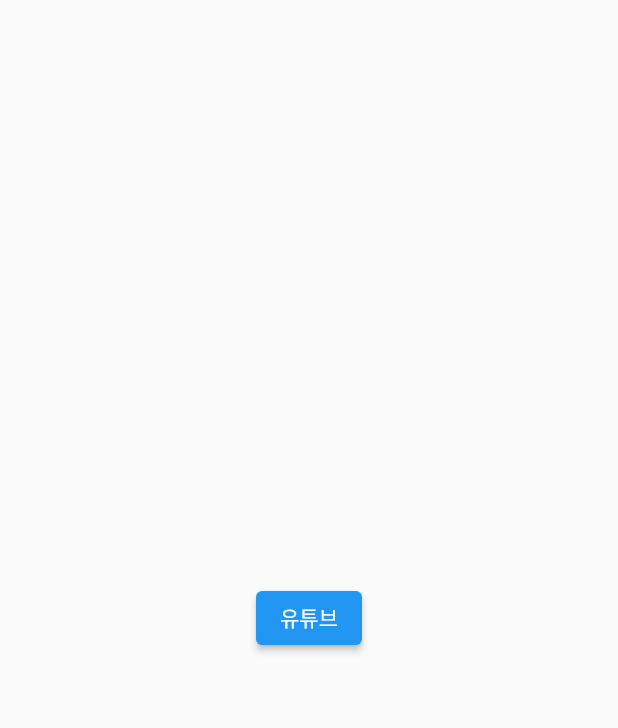
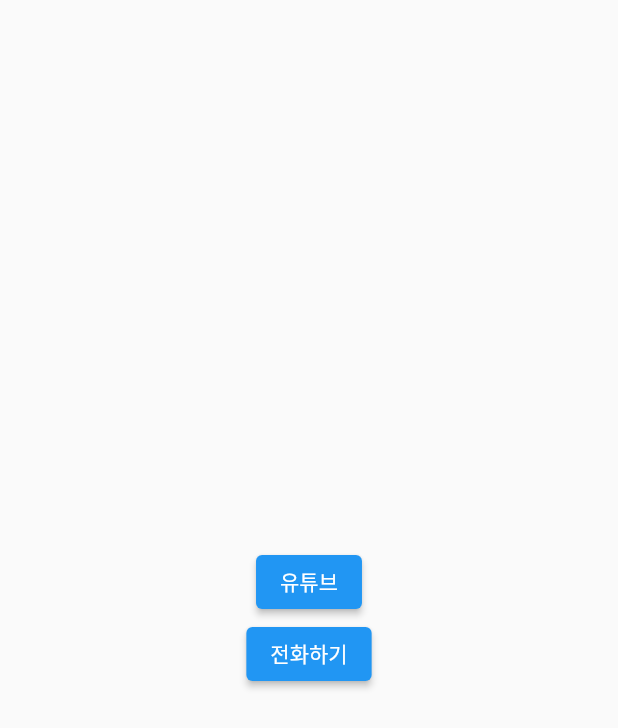
Before and after one commit to Yoochanhong/Flutter_Packages, a Flutter app: the screen it shows after launch, on a phone screen of 412 x 824 dp. Shown: the top 728 px of the screen. Run offline on Flutter 3.47's test engine with Material 2 defaults, Android fonts, the phone set to English and light mode, and no system bars; our stand-ins replace battery_plus.

Commit message:
외부 브라우저로 이동 && 전화걸기 버튼 추가

```diff
--- a/urlLauncher/lib/main.dart
+++ b/urlLauncher/lib/main.dart
@@ -27,11 +27,22 @@
   Widget build(BuildContext context) {
     return Scaffold(
       body: Center(
-        child: ElevatedButton(
-          onPressed: () {
-            launchUrl(Uri.parse('https://youtube.com'));
-          },
-          child: Text('유튜브'),
+        child: Column(
+          mainAxisAlignment: MainAxisAlignment.center,
+          children: [
+            ElevatedButton(
+              onPressed: () {
+                launchUrl(Uri.parse('https://youtube.com'));
+              },
+              child: Text('유튜브'),
+            ),
+            ElevatedButton(
+              onPressed: () {
+                launchUrl(Uri.parse('tel: 010 6286 3930'));
+              },
+              child: Text('전화하기'),
+            )
+          ],
         ),
       ),
     );
```
